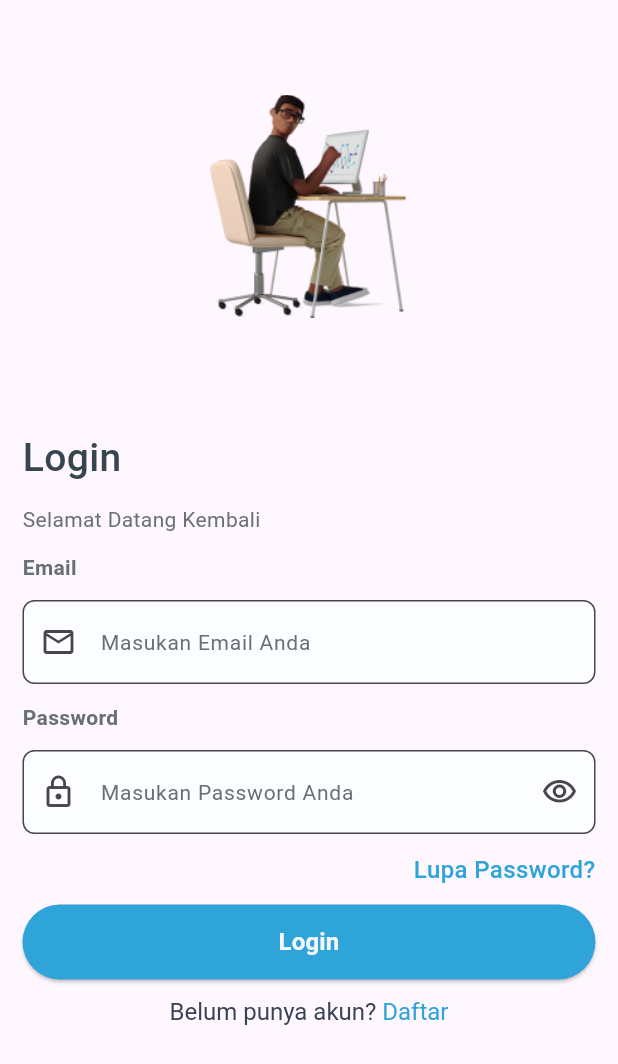
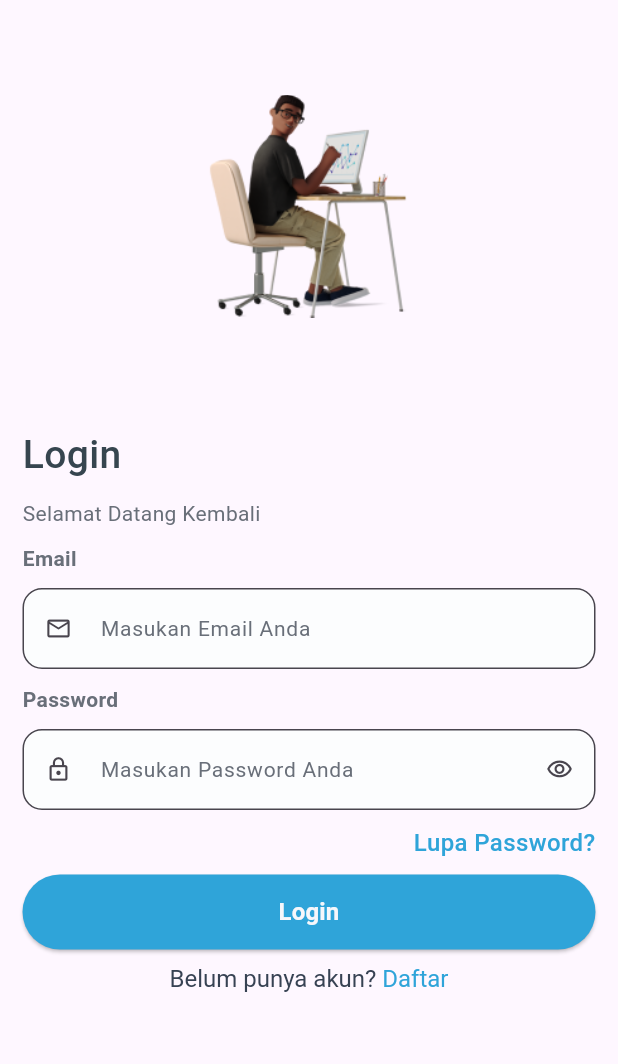
Before and after one commit to Enricko/Absensi, a Flutter app: the screen it shows after launch, on a phone screen of 412 x 824 dp. Shown: the top 1064 px of the screen. Run offline on Flutter 3.47's test engine with Material 3 defaults, Android fonts, the phone set to English and light mode, and no system bars; our stand-ins replace firebase_core, google_mobile_ads; accounts and stored records are empty; network calls fail; Roboto replaces fonts that are missing (Poppins).

Commit message:
Login & SignUp & BannerAds Widget Simplify

```diff
--- a/lib/page/auth/login.dart
+++ b/lib/page/auth/login.dart
@@ -1,3 +1,5 @@
+import "package:absensi/include/banner_ads.dart";
+import "package:absensi/page/auth/signup.dart";
 import "package:flutter/gestures.dart";
 import "package:flutter/material.dart";
 
@@ -11,7 +13,11 @@ class LoginPage extends StatefulWidget {
 class _LoginPageState extends State<LoginPage> {
   @override
   Widget build(BuildContext context) {
-    return SingleChildScrollView(
+    return Scaffold(
+      body: SafeArea(
+        child: Stack(
+          children: [
+            SingleChildScrollView(
               child: Container(
                 margin: const EdgeInsets.symmetric(horizontal: 15),
                 child: Center(
@@ -28,7 +34,7 @@ class _LoginPageState extends State<LoginPage> {
                         fit: BoxFit.contain,
                       ),
                       const SizedBox(
-                height: 12,
+                        height: 10,
                       ),
 
                       // Form Section Login
@@ -49,7 +55,7 @@ class _LoginPageState extends State<LoginPage> {
                               ),
                             ),
                             const SizedBox(
-                      height: 12,
+                              height: 10,
                             ),
                             const Text(
                               "Selamat Datang Kembali",
@@ -62,7 +68,7 @@ class _LoginPageState extends State<LoginPage> {
                               ),
                             ),
                             const SizedBox(
-                      height: 12,
+                              height: 10,
                             ),
                             Form(
                               child: Column(
@@ -81,7 +87,7 @@ class _LoginPageState extends State<LoginPage> {
                                     ),
                                   ),
                                   const SizedBox(
-                            height: 12,
+                                    height: 10,
                                   ),
                                   TextFormField(
                                     decoration: InputDecoration(
@@ -95,15 +101,18 @@ class _LoginPageState extends State<LoginPage> {
                                         fontWeight: FontWeight.w400,
                                       ),
                                       prefixIcon: const Icon(Icons.email_outlined),
+                                      isDense: true,
+                                      contentPadding:
+                                          EdgeInsets.fromLTRB(15, 30, 15, 0),
                                       border: OutlineInputBorder(
-                                borderRadius: BorderRadius.circular(8),
+                                        borderRadius: BorderRadius.circular(13),
                                         borderSide: const BorderSide(
                                             width: 1, color: Color(0xFFDEDEDE)),
                                       ),
                                     ),
                                   ),
                                   const SizedBox(
-                            height: 12,
+                                    height: 10,
                                   ),
                                   const Text(
                                     "Password",
@@ -116,7 +125,7 @@ class _LoginPageState extends State<LoginPage> {
                                     ),
                                   ),
                                   const SizedBox(
-                            height: 12,
+                                    height: 10,
                                   ),
                                   TextFormField(
                                     decoration: InputDecoration(
@@ -130,9 +139,13 @@ class _LoginPageState extends State<LoginPage> {
                                         fontWeight: FontWeight.w400,
                                       ),
                                       prefixIcon: const Icon(Icons.lock_outline),
-                              suffixIcon: const Icon(Icons.visibility_outlined),
+                                      suffixIcon:
+                                          const Icon(Icons.visibility_outlined),
+                                      isDense: true,
+                                      contentPadding:
+                                          EdgeInsets.fromLTRB(15, 30, 15, 0),
                                       border: OutlineInputBorder(
-                                borderRadius: BorderRadius.circular(8),
+                                        borderRadius: BorderRadius.circular(13),
                                         borderSide: const BorderSide(
                                             width: 1, color: Color(0xFFDEDEDE)),
                                       ),
@@ -145,7 +158,7 @@ class _LoginPageState extends State<LoginPage> {
                         ),
                       ),
                       const SizedBox(
-                height: 12,
+                        height: 10,
                       ),
                       Container(
                         alignment: Alignment.centerRight,
@@ -165,7 +178,7 @@ class _LoginPageState extends State<LoginPage> {
                       ),
 
                       const SizedBox(
-                height: 12,
+                        height: 10,
                       ),
                       SizedBox(
                         width: double.infinity,
@@ -188,7 +201,7 @@ class _LoginPageState extends State<LoginPage> {
                         ),
                       ),
                       SizedBox(
-                height: 12,
+                        height: 10,
                       ),
                       RichText(
                         text: TextSpan(
@@ -212,7 +225,13 @@ class _LoginPageState extends State<LoginPage> {
                               ),
                               recognizer: TapGestureRecognizer()
                                 ..onTap = () {
-                          print('Login Text Clicked');
+                                  // Move Page Ke SignUpPage
+                                  Navigator.push(
+                                    context,
+                                    MaterialPageRoute(
+                                      builder: (context) => const SignUpPage(),
+                                    ),
+                                  );
                                 },
                             ),
                           ],
@@ -222,6 +241,11 @@ class _LoginPageState extends State<LoginPage> {
                   ),
                 ),
               ),
+            ),
+            BannerAds(),
+          ],
+        ),
+      ),
     );
   }
 }
--- a/lib/page/home.dart
+++ b/lib/page/home.dart
@@ -1,8 +1,6 @@
-import 'dart:io';
-
+import 'package:absensi/include/banner_ads.dart';
 import 'package:absensi/page/auth/login.dart';
 import 'package:flutter/material.dart';
-import 'package:google_mobile_ads/google_mobile_ads.dart';
 
 class HomePage extends StatefulWidget {
   const HomePage({super.key});
@@ -12,67 +10,19 @@ class HomePage extends StatefulWidget {
 }
 
 class _HomePageState extends State<HomePage> {
-  // Ad Unit ID bisa di ubah sesuai yg ada di AdMob
-  final String _adUnitId = Platform.isAndroid
-      ? 'ca-app-pub-3940256099942544/6300978111' // Android Ad Unit Id
-      : 'ca-app-pub-3940256099942544/2934735716'; // iOS Ad Unit Id
-  late BannerAd bannerAd;
-  bool isAdLoaded = false;
-
-  // Load BannerAd
-  void initBannerAd() {
-    bannerAd = BannerAd(
-      adUnitId: _adUnitId,
-      size: AdSize.banner,
-      listener: BannerAdListener(
-        onAdLoaded: (ad) {
-          setState(() {
-            isAdLoaded = true;
-          });
-        },
-        onAdFailedToLoad: (ad, error) {
-          ad.dispose();
-          print("Banner Ad Failed to Load $error");
-        },
-      ),
-      request: const AdRequest(),
-    );
-    bannerAd.load();
-  }
-
-  // Initialize BannerAd
-  @override
-  void initState() {
-    super.initState();
-    initBannerAd();
-  }
-
-  // Dispose BannerAd
-  @override
-  void dispose() {
-    super.dispose();
-    bannerAd.dispose();
-  }
-
   @override
   Widget build(BuildContext context) {
     return Scaffold(
-      body: Stack(
-        children: [
-          LoginPage(),
-          if (isAdLoaded ==
-              true) // Saat Load BannerAd berhasil tampilan BannerAd akan muncul
-            Align(
-              alignment: Alignment.bottomCenter,
-              child: SafeArea(
-                child: SizedBox(
-                  width: bannerAd.size.width.toDouble(),
-                  height: bannerAd.size.height.toDouble(),
-                  child: AdWidget(ad: bannerAd),
-                ),
-              ),
-            )
-        ],
+      body: SafeArea(
+        child: Stack(
+          children: [
+            // Main Pages Section
+            LoginPage(),
+
+            // Banner Ad Section
+            BannerAds(),
+          ],
+        ),
       ),
     );
   }
```
Also changed, not shown: lib/include/banner_ads.dart (added, +69 -0 lines), lib/page/auth/signup.dart (added, +344 -0 lines). Lines whose indentation alone changed are shown as unchanged.
